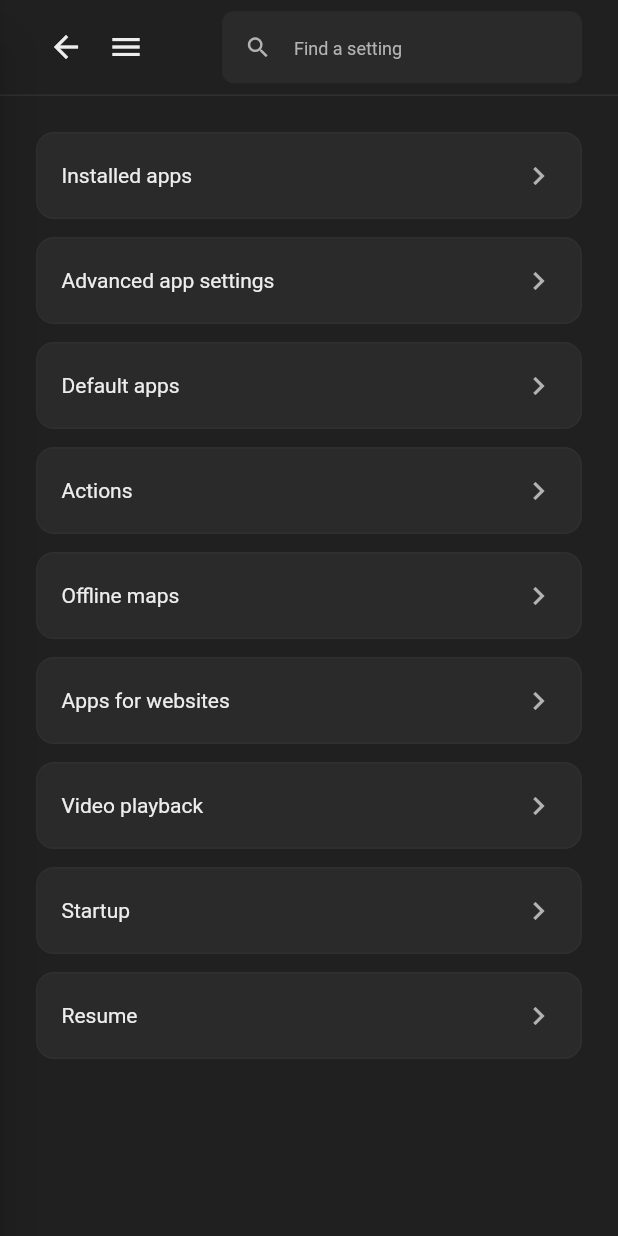
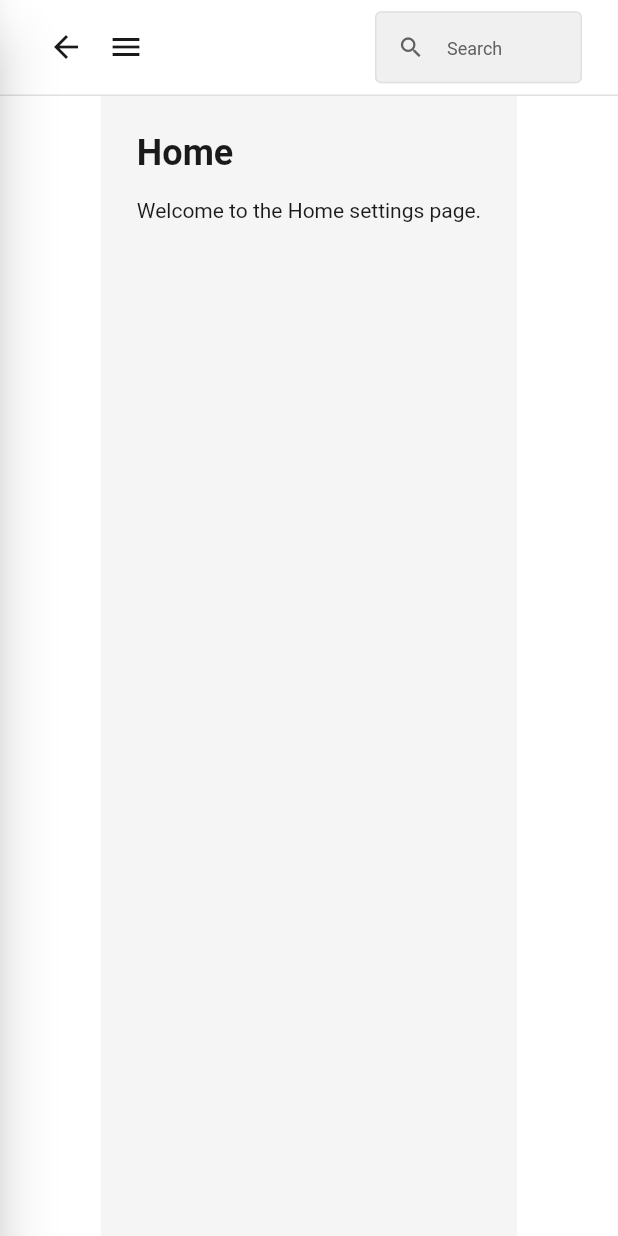
Before and after one commit to QuangVinh32/base_flutter, a Flutter app: the screen it shows after launch, after a tap on the "arrow back" icon, on a phone screen of 412 x 824 dp. Run offline on Flutter 3.47's test engine with Material 3 defaults, Android fonts, the phone set to English and light mode, and no system bars; network calls fail.

Commit message:
add router for desktop

```diff
--- a/lib/component/custom_icon_button.dart
+++ b/lib/component/custom_icon_button.dart
@@ -1,4 +1,5 @@
 import 'package:flutter/material.dart';
+import 'package:shop_food_app/library/app_utils.dart';
 import 'package:shop_food_app/theme/app_theme.dart';
 
 class CustomIconButton extends StatelessWidget {
@@ -18,7 +19,7 @@ class CustomIconButton extends StatelessWidget {
     return MouseRegion(
       cursor: SystemMouseCursors.click,
       child: InkWell(
-        borderRadius: BorderRadius.circular(20),
+        borderRadius: BorderRadius.circular(AppUtils.radius),
         onTap: onTap,
         hoverColor: theme.colors.surface.withOpacity(0.6),
         child: Padding(
--- a/lib/component/custom_text_field.dart
+++ b/lib/component/custom_text_field.dart
@@ -1,4 +1,5 @@
 import 'package:flutter/material.dart';
+import 'package:shop_food_app/library/app_utils.dart';
 import 'package:shop_food_app/theme/app_theme.dart';
 
 class CustomTextField extends StatefulWidget {
@@ -8,6 +9,8 @@ class CustomTextField extends StatefulWidget {
   final IconData? prefixIcon;
   final IconData? suffixIcon;
   final double? borderRadius;
+  final Color? borderColor;
+  final Color? focusedBorderColor;
 
   final bool readOnly;
   final bool enabled;
@@ -36,6 +39,8 @@ class CustomTextField extends StatefulWidget {
     this.onSubmitted,
     this.onSuffixTap,
     this.errorText,
+    this.borderColor,
+    this.focusedBorderColor,
   });
 
   @override
@@ -67,7 +72,8 @@ class _CustomTextFieldState extends State<CustomTextField> {
   @override
   Widget build(BuildContext context) {
     final theme = widget.theme;
-    final radius = widget.borderRadius ?? 8;
+    // final radius = widget.borderRadius ?? 8;
+
 
     return TextField(
       controller: _controller,
@@ -104,17 +110,18 @@ class _CustomTextFieldState extends State<CustomTextField> {
               )
             : null,
         border: OutlineInputBorder(
-          borderRadius: BorderRadius.circular(radius),
+          borderRadius: BorderRadius.circular(AppUtils.radius),
           borderSide: BorderSide.none,
         ),
         enabledBorder: OutlineInputBorder(
-          borderRadius: BorderRadius.circular(radius),
-          borderSide: BorderSide.none,
+          borderRadius: BorderRadius.circular(AppUtils.radius),
+          borderSide: BorderSide(color: theme.colors.border, width: 1),
         ),
         focusedBorder: OutlineInputBorder(
-          borderRadius: BorderRadius.circular(radius),
+          borderRadius: BorderRadius.circular(AppUtils.radius),
           borderSide: BorderSide(color: theme.colors.accent, width: 1.5),
         ),
+
         isDense: true,
         contentPadding: const EdgeInsets.symmetric(
           horizontal: 12,
--- a/lib/layout/content.dart
+++ b/lib/layout/content.dart
@@ -1,4 +1,5 @@
 import 'package:flutter/material.dart';
+import 'package:shop_food_app/library/app_utils.dart';
 import 'package:shop_food_app/theme/app_theme.dart';
 
 class Content extends StatelessWidget {
@@ -7,7 +8,6 @@ class Content extends StatelessWidget {
   @override
   Widget build(BuildContext context) {
     final theme = AppTheme.of(context);
-
     final items = [
       "Installed apps",
       "Advanced app settings",
@@ -19,18 +19,16 @@ class Content extends StatelessWidget {
       "Startup",
       "Resume",
     ];
-
     return ListView.builder(
       padding: const EdgeInsets.all(24),
       itemCount: items.length,
       itemBuilder: (context, index) {
         return Container(
-
           margin: const EdgeInsets.only(bottom: 12),
           padding: const EdgeInsets.all(16),
           decoration: BoxDecoration(
             color: theme.colors.surface,
-            borderRadius: BorderRadius.circular(12),
+            borderRadius: BorderRadius.circular(AppUtils.radius),
             border: Border.all(
               color: theme.colors.border,
             ),
--- a/lib/layout/header.dart
+++ b/lib/layout/header.dart
@@ -43,31 +43,26 @@ class _HeaderState extends State<Header> {
       ),
       child: Row(
         children: [
-          // Back button
-            CustomIconButton(
-              icon: Icons.arrow_back,
-              onTap: () => Navigator.of(context).maybePop(),
-            ),
+          CustomIconButton(
+            icon: Icons.arrow_back,
+            onTap: () => Navigator.of(context).maybePop(),
+          ),
 
-          // Menu button (responsive)
           if (!canBack && widget.showMenu)
-            CustomIconButton(
-              icon: Icons.menu,
-              onTap: widget.onMenuTap,
-            ),
+            CustomIconButton(icon: Icons.menu, onTap: widget.onMenuTap),
 
           const SizedBox(width: 8),
           const Spacer(),
 
-          // Search input
-          SizedBox(
-            width: 240,
+          Expanded(
             child: CustomTextField(
               theme: theme,
-              hintText: "Find a setting",
+              hintText: "Search",
               prefixIcon: Icons.search,
               suffixIcon: Icons.clear,
               controller: searchController,
+              borderColor: theme.colors.border,
+              focusedBorderColor: theme.colors.accent,
               onSuffixTap: () {
                 searchController.clear();
               },
--- a/lib/layout/sidebar.dart
+++ b/lib/layout/sidebar.dart
@@ -1,5 +1,6 @@
 import 'package:flutter/material.dart';
 import 'package:shop_food_app/layout/sidebar_item.dart';
+import 'package:shop_food_app/pages/user_info_page.dart';
 import 'package:shop_food_app/theme/app_theme.dart';
 
 class Sidebar extends StatefulWidget {
@@ -18,14 +19,14 @@ class Sidebar extends StatefulWidget {
 
 class _SidebarState extends State<Sidebar> {
   int? _hoverIndex;
-  int _selectedIndex = 0; // thêm biến quản lý selected
+  int _selectedIndex = 0;
 
   static const double _itemHeight = 44;
 
   @override
   void initState() {
     super.initState();
-    _selectedIndex = widget.selectedIndex; // khởi tạo từ widget
+    _selectedIndex = widget.selectedIndex;
   }
 
   @override
@@ -53,23 +54,30 @@ class _SidebarState extends State<Sidebar> {
       const SizedBox(height: 12),
       Text("Local Account", style: theme.text.h2),
       const SizedBox(height: 24),
+
+      // ===== MENU ITEMS =====
       for (int i = 0; i < items.length; i++)
         SidebarItem(
           theme: theme,
           icon: items[i]["icon"],
           text: items[i]["text"],
           height: _itemHeight,
-              active: _selectedIndex == i, // dùng state bên trong
+          active: _selectedIndex == i,
           hover: _hoverIndex == i,
           onEnter: () => setState(() => _hoverIndex = i),
           onExit: () => setState(() => _hoverIndex = null),
           onTap: () {
-                setState(() => _selectedIndex = i); // cập nhật màu
-                widget.onSelect?.call(i); // gọi callback ra ngoài nếu có
+            setState(() => _selectedIndex = i);
+            widget.onSelect?.call(i);
           },
         ),
+
+      const Spacer(),
+      // ===== USER INFO =====
+      UserInfo(theme: theme),
     ],
   ),
 );
+
   }
 }
--- a/lib/layout/sidebar_item.dart
+++ b/lib/layout/sidebar_item.dart
@@ -1,4 +1,5 @@
 import 'package:flutter/material.dart';
+import 'package:shop_food_app/library/app_utils.dart';
 import 'package:shop_food_app/theme/app_theme.dart';
 
 class SidebarItem extends StatelessWidget {
@@ -27,8 +28,10 @@ class SidebarItem extends StatelessWidget {
 
   @override
   Widget build(BuildContext context) {
-    final bgColor = hover
-        ? theme.colors.surface.withOpacity(0.6)
+final bgColor = active
+    ? theme.colors.surface
+    : hover
+        ? theme.colors.surface.withValues(alpha: 0.6)
         : Colors.transparent;
 
     final iconColor = active ? theme.colors.accent : theme.colors.textSecondary;
@@ -46,29 +49,24 @@ class SidebarItem extends StatelessWidget {
           margin: const EdgeInsets.symmetric(vertical: 4),
           decoration: BoxDecoration(
             color: bgColor,
-            borderRadius: BorderRadius.circular(8),
+            borderRadius: BorderRadius.circular(AppUtils.radius),
           ),
           child: Row(
             children: [
-              // Indicator active bên trái
               Container(
                 width: 4,
                 height: double.infinity,
                 decoration: BoxDecoration(
                   color: active ? theme.colors.accent : Colors.transparent,
                   borderRadius: const BorderRadius.only(
-                    topLeft: Radius.circular(8),
-                    bottomLeft: Radius.circular(8),
+                    topLeft: Radius.circular(AppUtils.radius),
+                    bottomLeft: Radius.circular(AppUtils.radius),
                   ),
                 ),
               ),
               const SizedBox(width: 8),
-
-              // Icon
               Icon(icon, size: 20, color: iconColor),
               const SizedBox(width: 12),
-
-              // Text
               Expanded(
                 child: Text(
                   text,
--- a/lib/library/app_text_sizes.dart
+++ b/lib/library/app_text_sizes.dart
@@ -2,7 +2,6 @@
 class AppTextSizes {
   AppTextSizes._();
 
-  // Headings
   static const double h1 = 32;
   static const double h2 = 28;
   static const double h3 = 24;
@@ -10,7 +9,6 @@ class AppTextSizes {
   static const double h5 = 18;
   static const double h6 = 16;
 
-  // Body
   static const double bodyLarge = 16;
   static const double bodyMedium = 14;
   static const double bodySmall = 12;
--- /dev/null
+++ b/lib/library/app_utils.dart
@@ -0,0 +1,5 @@
+class AppUtils {
+  AppUtils._();
+  static const double radius = 4;
+
+}
--- a/lib/main.dart
+++ b/lib/main.dart
@@ -2,11 +2,19 @@ import 'package:flutter/material.dart';
 import 'package:shop_food_app/layout/content.dart';
 import 'package:shop_food_app/layout/header.dart';
 import 'package:shop_food_app/layout/Sidebar.dart';
+import 'package:shop_food_app/pages/accounts_page.dart';
+import 'package:shop_food_app/pages/apps_page.dart';
+import 'package:shop_food_app/pages/bluetooth_page.dart';
+import 'package:shop_food_app/pages/home_page.dart';
+import 'package:shop_food_app/pages/language_page.dart';
+import 'package:shop_food_app/pages/network_page.dart';
+import 'package:shop_food_app/pages/privacy_page.dart';
+import 'package:shop_food_app/pages/system_page.dart';
 import 'package:shop_food_app/theme/app_colors.dart';
 import 'package:shop_food_app/theme/app_theme.dart';
 
 void main() {
-  runApp(AppTheme(colors: AppColors.dark, child: const MyApp()));
+  runApp(AppTheme(colors: AppColors.light, child: const MyApp()));
 }
 
 class MyApp extends StatelessWidget {
@@ -31,11 +39,11 @@ class SettingsLayout extends StatefulWidget {
 
 class _SettingsLayoutState extends State<SettingsLayout> {
   bool isSidebarOpen = false;
+  int selectedIndex = 0;
 
   @override
   Widget build(BuildContext context) {
     final theme = AppTheme.of(context);
-
     return LayoutBuilder(
       builder: (context, constraints) {
         final isDesktop = constraints.maxWidth >= 1024;
@@ -46,7 +54,15 @@ class _SettingsLayoutState extends State<SettingsLayout> {
               Row(
                 children: [
                   if (isDesktop) ...[
-                    const Sidebar(),
+                    Sidebar(
+                      selectedIndex: selectedIndex,
+                      onSelect: (index) {
+                        setState(() {
+                          selectedIndex = index;
+                          isSidebarOpen = false;
+                        });
+                      },
+                    ),
                     Container(width: 1, color: theme.colors.border),
                   ],
                   Expanded(
@@ -58,7 +74,12 @@ class _SettingsLayoutState extends State<SettingsLayout> {
                             setState(() => isSidebarOpen = true);
                           },
                         ),
-                        const Expanded(child: Content()),
+                        Expanded(
+                          child: AnimatedSwitcher(
+                            duration: const Duration(milliseconds: 250),
+                            child: _buildContent(selectedIndex),
+                          ),
+                        ),
                       ],
                     ),
                   ),
@@ -100,3 +121,26 @@ class _SettingsLayoutState extends State<SettingsLayout> {
     );
   }
 }
+
+Widget _buildContent(int index) {
+  switch (index) {
+    case 0:
+      return const HomePage();
+    case 1:
+      return const SystemPage();
+    case 2:
+      return const BluetoothPage();
+    case 3:
+      return const NetworkPage();
+    case 4:
+      return const AppsPage();
+    case 5:
+      return const AccountsPage();
+    case 6:
+      return const LanguagePage();
+    case 7:
+      return const PrivacyPage();
+    default:
+      return const HomePage();
+  }
+}
--- /dev/null
+++ b/lib/pages/home_page.dart
@@ -0,0 +1,31 @@
+import 'package:flutter/material.dart';
+import 'package:shop_food_app/theme/app_theme.dart';
+
+class HomePage extends StatelessWidget {
+  const HomePage({super.key});
+
+  @override
+  Widget build(BuildContext context) {
+    final theme = AppTheme.of(context);
+
+    return Container(
+      key: const ValueKey('home_page'),
+      padding: const EdgeInsets.all(24),
+      color: theme.colors.bgPrimary,
+      child: Column(
+        crossAxisAlignment: CrossAxisAlignment.start,
+        children: [
+          Text(
+            'Home',
+            style: theme.text.h1,
+          ),
+          const SizedBox(height: 16),
+          Text(
+            'Welcome to the Home settings page.',
+            style: theme.text.body,
+          ),
+        ],
+      ),
+    );
+  }
+}
--- /dev/null
+++ b/lib/pages/user_info_page.dart
@@ -0,0 +1,52 @@
+import 'package:flutter/material.dart';
+import 'package:shop_food_app/library/app_utils.dart';
+import 'package:shop_food_app/theme/app_theme.dart';
+
+class UserInfo extends StatelessWidget {
+  final AppTheme theme;
+
+  const UserInfo({super.key, required this.theme});
+
+  @override
+  Widget build(BuildContext context) {
+    return Container(
+      padding: const EdgeInsets.all(8),
+      decoration: BoxDecoration(
+        color: theme.colors.surface,
+        borderRadius: BorderRadius.circular(AppUtils.radius),
+      ),
+      child: Row(
+        children: [
+          ClipOval(
+            child: Image.network(
+              "https://jbagy.me/wp-content/uploads/2025/04/Hinh-meme-meo-cuoi-deu-2.jpg",
+              width: 36,
+              height: 36,
+              fit: BoxFit.cover,
+              errorBuilder: (_, __, ___) => Icon(Icons.person, color: theme.colors.textPrimary),
+            ),
+          ),
+          const SizedBox(width: 10),
+          Expanded(
+            child: Column(
+              crossAxisAlignment: CrossAxisAlignment.start,
+              children: [
+                Text(
+                  "Lê Quang Vinh",
+                  style: theme.text.body.copyWith(fontWeight: FontWeight.w600),
+                  overflow: TextOverflow.ellipsis,
+                ),
+                const SizedBox(height: 2),
+                Text(
+                  "trcuong666@gmail.com",
+                  style: theme.text.caption,
+                  overflow: TextOverflow.ellipsis,
+                ),
+              ],
+            ),
+          ),
+        ],
+      ),
+    );
+  }
+}
--- a/lib/theme/app_colors.dart
+++ b/lib/theme/app_colors.dart
@@ -28,7 +28,7 @@ class AppColors {
     required this.error,
   });
 
-  /// 🌞 Light
+  /// Light
   static const light = AppColors(
     bgPrimary: Color(0xFFF5F5F5),
     bgSecondary: Color(0xFFFFFFFF),
@@ -39,12 +39,12 @@ class AppColors {
     textSecondary: Color(0xFF616161),
     textDisabled: Color(0xFF9E9E9E),
 
-    accent: Color.fromARGB(255, 53, 200, 58), // blue
-    accentHover: Color.fromARGB(255, 63, 216, 29),
+    accent: Color.fromARGB(255, 30, 177, 16),
+    accentHover: Color.fromARGB(255, 30, 177, 16),
     error: Color(0xFFDC2626),
   );
 
-  /// 🌙 Dark (Windows 11 style)
+  /// Dark
   static const dark = AppColors(
     bgPrimary: Color(0xFF1E1E1E),
     bgSecondary: Color(0xFF202020),
```
Also changed, not shown: lib/pages/accounts_page.dart (added, +28 -0 lines), lib/pages/apps_page.dart (added, +28 -0 lines), lib/pages/bluetooth_page.dart (added, +28 -0 lines), lib/pages/language_page.dart (added, +28 -0 lines), lib/pages/network_page.dart (added, +28 -0 lines), lib/pages/privacy_page.dart (added, +28 -0 lines), lib/pages/system_page.dart (added, +31 -0 lines). Lines whose indentation alone changed are shown as unchanged.
